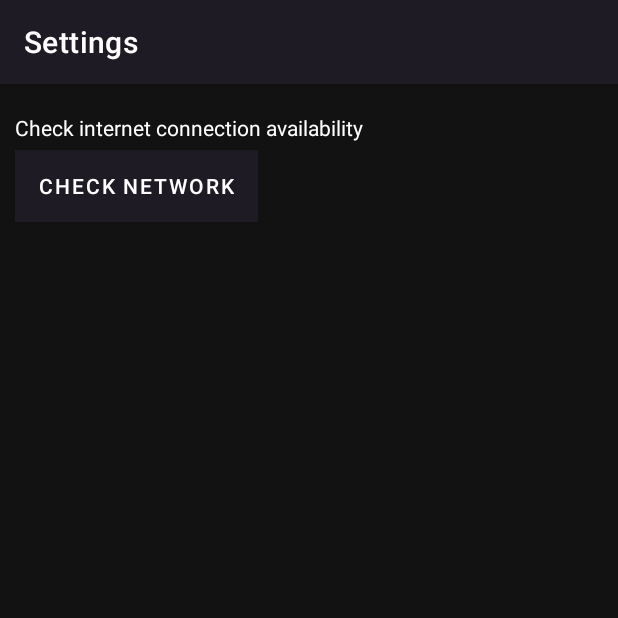
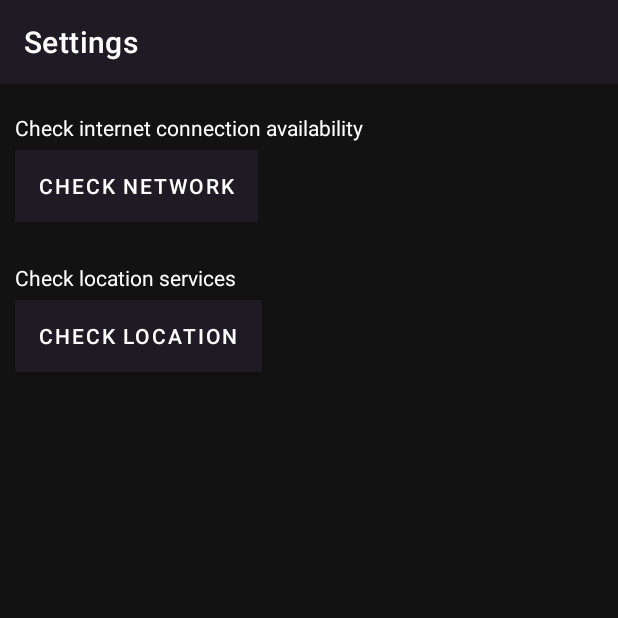
Before and after one commit to vladjk/EventBrowser, an Android app: the SettingsActivity screen opened directly, with no data from a screen before it, on a phone screen of 412 x 824 dp, the top half of it. Run offline under Robolectric (Android 15) with nearby library versions, the light colour scheme and no system bars.

Commit message:
Added location availability checker in SettingsActivity.

```diff
--- a/app/src/main/java/com/example/eventbrowser/SettingsActivity.java
+++ b/app/src/main/java/com/example/eventbrowser/SettingsActivity.java
@@ -2,23 +2,33 @@ package com.example.eventbrowser;
 
 import androidx.appcompat.app.AppCompatActivity;
 import androidx.appcompat.widget.Toolbar;
+import androidx.core.location.LocationManagerCompat;
 
 import android.content.Context;
+import android.location.Location;
+import android.location.LocationManager;
 import android.net.ConnectivityManager;
 import android.net.NetworkInfo;
+import android.os.Build;
 import android.os.Bundle;
+import android.provider.Settings;
+import android.text.TextUtils;
 import android.view.View;
 import android.widget.Button;
 import android.widget.Toast;
 
+import java.util.Set;
+
 public class SettingsActivity extends AppCompatActivity {
 
     Button networkBtn;
+    Button locationBtn;
 
     @Override
     protected void onCreate(Bundle savedInstanceState) {
         super.onCreate(savedInstanceState);
         setContentView(R.layout.activity_settings);
+
 
         /** Reference toolbar **/
         Toolbar toolbar = findViewById(R.id.toolbar);
@@ -39,6 +49,18 @@ public class SettingsActivity extends AppCompatActivity {
             }
         });
 
+        locationBtn = findViewById(R.id.locationButton);
+        locationBtn.setOnClickListener(new View.OnClickListener() {
+            @Override
+            public void onClick(View view) {
+                if(isLocationAvailable(SettingsActivity.this)== true){
+                    Toast.makeText(SettingsActivity.this,"Location OK", Toast.LENGTH_LONG).show();
+                }
+                else{
+                    Toast.makeText(SettingsActivity.this,"Location Unavailable", Toast.LENGTH_LONG).show();
+                }
+            }
+        });
 
     }
     /** Retrieves active connection info */
@@ -48,6 +70,11 @@ public class SettingsActivity extends AppCompatActivity {
         return activeNetworkInfo != null && activeNetworkInfo.isConnected();
     }
 
+    public static boolean isLocationAvailable(Context context){
+        LocationManager locationManager = (LocationManager) context.getSystemService(Context.LOCATION_SERVICE);
+        return LocationManagerCompat.isLocationEnabled(locationManager);
+    }
+
 
 
 }
--- a/app/src/main/res/layout/activity_settings.xml
+++ b/app/src/main/res/layout/activity_settings.xml
@@ -28,4 +28,21 @@
         android:text="Check Network"
         android:background="@color/colorPrimary"
         />
+    <TextView
+        android:layout_marginTop="175dp"
+        android:layout_marginLeft="10dp"
+        android:layout_width="wrap_content"
+        android:layout_height="wrap_content"
+        android:textColor="@color/colorWhite"
+        android:text="Check location services"
+        />
+    <Button
+        android:id="@+id/locationButton"
+        android:layout_marginTop="200dp"
+        android:layout_marginLeft="10dp"
+        android:layout_width="wrap_content"
+        android:layout_height="wrap_content"
+        android:text="Check Location"
+        android:background="@color/colorPrimary"
+        />
 </RelativeLayout>
```
